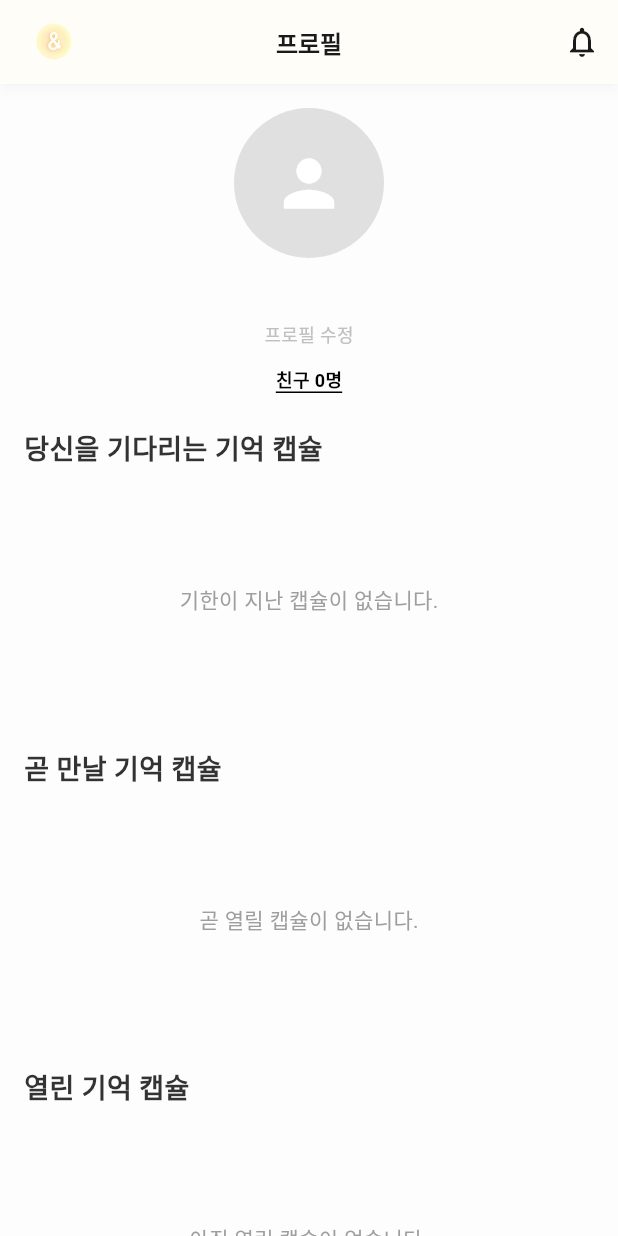
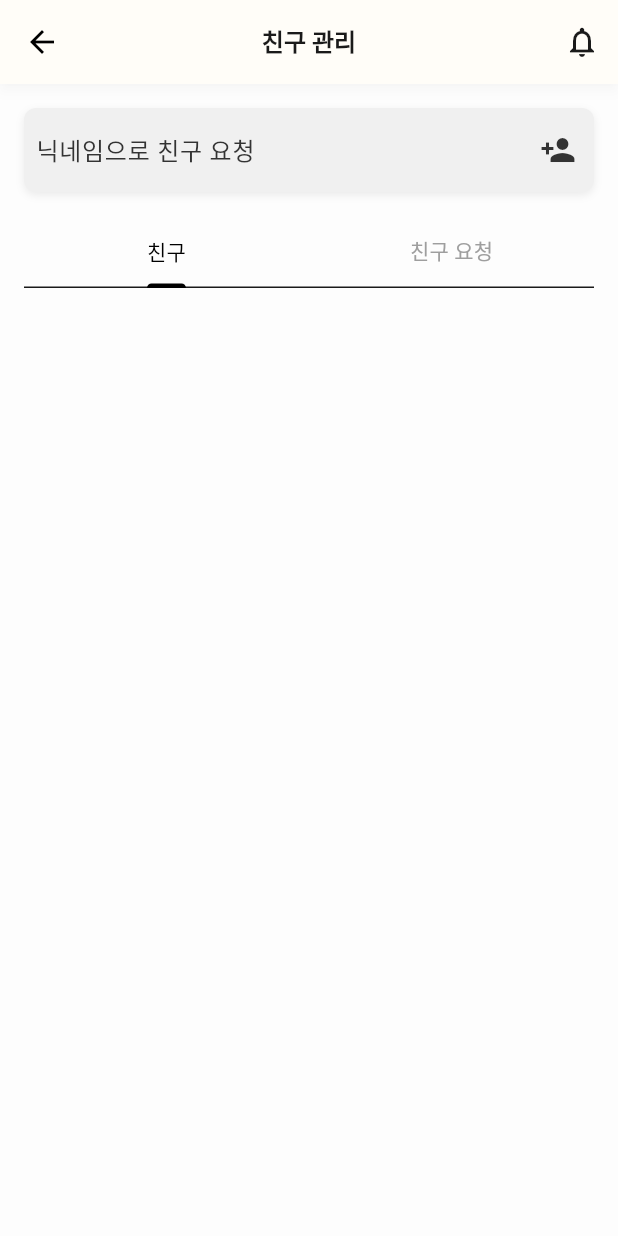
Before and after one commit to seokkkkkk/TimeA, a Flutter app: the ProfileScreen screen opened directly with empty values, after a tap on an icon or button, on a phone screen of 412 x 824 dp. Run offline on Flutter 3.47's test engine with Material 3 defaults, Android fonts, the phone set to English and light mode, and no system bars; our stand-ins replace cloud_firestore, firebase_auth, firebase_core, firebase_messaging, firebase_storage, flutter_compass and 8 more; accounts and stored records are empty; generated files the repository leaves out were written again; network calls fail.

```diff
--- /dev/null
+++ b/lib/features/profile/presentation/friend_manage_screen.dart
@@ -0,0 +1,217 @@
+import 'package:flutter/material.dart';
+import 'package:get/get.dart';
+import 'package:timea/common/widgets/app_bar.dart';
+import 'package:timea/common/widgets/snack_bar_util.dart';
+import 'package:timea/core/services/firestore_service.dart';
+
+class FriendManagementScreen extends StatefulWidget {
+  const FriendManagementScreen({super.key});
+
+  @override
+  FriendManagementScreenState createState() => FriendManagementScreenState();
+}
+
+class FriendManagementScreenState extends State<FriendManagementScreen> {
+  final TextEditingController _searchController = TextEditingController();
+  final RxList<Map<String, dynamic>> _friends = <Map<String, dynamic>>[].obs;
+  final RxList<Map<String, dynamic>> _friendRequests =
+      <Map<String, dynamic>>[].obs;
+
+  @override
+  void initState() {
+    super.initState();
+    _loadFriends();
+    _loadFriendRequests();
+  }
+
+  Future<void> _loadFriends() async {
+    try {
+      final friends = await FirestoreService.getUserProfile();
+      _friends.value = List<Map<String, dynamic>>.from(
+        (friends?.data() as Map<String, dynamic>?)?['friends'] ?? [],
+      );
+    } catch (e) {
+      SnackbarUtil.showError('성공', '친구 목록을 불러오는 데 실패했습니다.');
+    }
+  }
+
+  Future<void> _loadFriendRequests() async {
+    try {
+      final requests = await FirestoreService.getFriendRequests();
+      _friendRequests.value = requests;
+    } catch (e) {
+      SnackbarUtil.showError('성공', '친구 요청 목록을 불러오는 데 실패했습니다.');
+    }
+  }
+
+  Future<void> _addFriend(String nickname) async {
+    try {
+      await FirestoreService.sendFriendRequest(nickname);
+      SnackbarUtil.showInfo('성공', '친구 요청을 보냈습니다.');
+      _searchController.clear();
+    } catch (e) {
+      SnackbarUtil.showError('성공', e.toString());
+    }
+  }
+
+  Future<void> _acceptRequest(String requestId) async {
+    try {
+      await FirestoreService.acceptFriendRequest(requestId);
+      SnackbarUtil.showInfo('성공', '친구 요청을 수락했습니다.');
+      _loadFriends();
+      _loadFriendRequests();
+    } catch (e) {
+      SnackbarUtil.showError('성공', e.toString());
+    }
+  }
+
+  Future<void> _rejectRequest(String requestId) async {
+    try {
+      await FirestoreService.rejectFriendRequest(requestId);
+      SnackbarUtil.showInfo('성공', '친구 요청을 거절했습니다.');
+      _loadFriendRequests();
+    } catch (e) {
+      SnackbarUtil.showError('성공', e.toString());
+    }
+  }
+
+  Future<void> _deleteFriend(String friendId) async {
+    try {
+      await FirestoreService.deleteFriend(friendId);
+      SnackbarUtil.showInfo('성공', '친구를 삭제했습니다.');
+      _loadFriends();
+    } catch (e) {
+      SnackbarUtil.showError('성공', e.toString());
+    }
+  }
+
+  @override
+  Widget build(BuildContext context) {
+    return Scaffold(
+      appBar: const TimeAppBar(
+        title: '친구 관리',
+        backButton: true,
+      ),
+      body: Padding(
+        padding: const EdgeInsets.all(16.0),
+        child: Column(
+          children: [
+            // 친구 추가 검색 바
+            DecoratedBox(
+              decoration: BoxDecoration(
+                color: const Color(0xFFF0F0F0),
+                borderRadius: BorderRadius.circular(8),
+                boxShadow: [
+                  BoxShadow(
+                    color: Colors.grey.withOpacity(0.2),
+                    blurRadius: 4,
+                    offset: const Offset(0, 2),
+                  ),
+                ],
+              ),
+              child: Row(
+                children: [
+                  const SizedBox(width: 8),
+                  Expanded(
+                    child: TextFormField(
+                      controller: _searchController,
+                      decoration: const InputDecoration(
+                        labelText: '닉네임으로 친구 요청',
+                        border: InputBorder.none,
+                      ),
+                    ),
+                  ),
+                  const SizedBox(width: 8),
+                  IconButton(
+                    onPressed: () => _addFriend(_searchController.text),
+                    icon: const Icon(Icons.person_add),
+                  ),
+                ],
+              ),
+            ),
+
+            const SizedBox(height: 16),
+            // 탭 바
+            DefaultTabController(
+              length: 2,
+              child: Expanded(
+                child: Column(
+                  children: [
+                    const TabBar(
+                      labelColor: Colors.black,
+                      unselectedLabelColor: Colors.grey,
+                      indicatorColor: Colors.black,
+                      indicatorSize: TabBarIndicatorSize.label,
+                      tabs: [
+                        Tab(text: '친구'),
+                        Tab(text: '친구 요청'),
+                      ],
+                    ),
+                    Expanded(
+                      child: TabBarView(
+                        children: [
+                          // 친구 탭
+                          Obx(() => ListView.builder(
+                                itemCount: _friends.length,
+                                itemBuilder: (context, index) {
+                                  final friend = _friends[index];
+                                  return Card(
+                                    child: ListTile(
+                                      leading: CircleAvatar(
+                                        backgroundImage: NetworkImage(
+                                            friend['fromProfileImage']),
+                                      ),
+                                      title: Text(friend['fromNickname']),
+                                      trailing: IconButton(
+                                        icon: const Icon(Icons.delete),
+                                        onPressed: () =>
+                                            _deleteFriend(friend['id']),
+                                      ),
+                                    ),
+                                  );
+                                },
+                              )),
+                          // 친구 요청 탭
+                          Obx(() => ListView.builder(
+                                itemCount: _friendRequests.length,
+                                itemBuilder: (context, index) {
+                                  final request = _friendRequests[index];
+                                  return Card(
+                                    child: ListTile(
+                                      leading: CircleAvatar(
+                                        backgroundImage: NetworkImage(
+                                            request['fromProfileImage']),
+                                      ),
+                                      title: Text(request['fromNickname']),
+                                      trailing: Row(
+                                        mainAxisSize: MainAxisSize.min,
+                                        children: [
+                                          IconButton(
+                                            icon: const Icon(Icons.check),
+                                            onPressed: () =>
+                                                _acceptRequest(request['id']),
+                                          ),
+                                          IconButton(
+                                            icon: const Icon(Icons.close),
+                                            onPressed: () =>
+                                                _rejectRequest(request['id']),
+                                          ),
+                                        ],
+                                      ),
+                                    ),
+                                  );
+                                },
+                              )),
+                        ],
+                      ),
+                    ),
+                  ],
+                ),
+              ),
+            ),
+          ],
+        ),
+      ),
+    );
+  }
+}
--- a/lib/features/profile/presentation/profile_screen.dart
+++ b/lib/features/profile/presentation/profile_screen.dart
@@ -6,6 +6,7 @@ import 'package:timea/common/widgets/app_bar.dart';
 import 'package:timea/core/services/firebase_auth_service.dart';
 import 'package:timea/core/services/firestore_service.dart';
 import 'package:timea/features/profile/%08widget/card_builder.dart';
+import 'package:timea/features/profile/presentation/friend_manage_screen.dart';
 import 'package:timea/features/profile/presentation/profile_setup_screen.dart';
 
 class ProfileScreen extends StatefulWidget {
@@ -198,8 +199,7 @@ class _ProfileScreenState extends State<ProfileScreen> {
                       // 친구 수와 버튼
                       GestureDetector(
                         onTap: () {
-                          // 친구 리스트 페이지로 이동
-                          // Get.to(FriendListScreen());
+                          Get.to(const FriendManagementScreen());
                         },
                         child: DecoratedBox(
                           // 보더를 바텀에만 추가
```
Also changed, not shown: lib/core/services/FCM_service.dart (added, +40 -0 lines), lib/core/services/firebase_auth_service.dart (+53 -2 lines), lib/core/services/firestore_service.dart (+20 -0 lines), lib/main.dart (+9 -27 lines), 2 other files.
